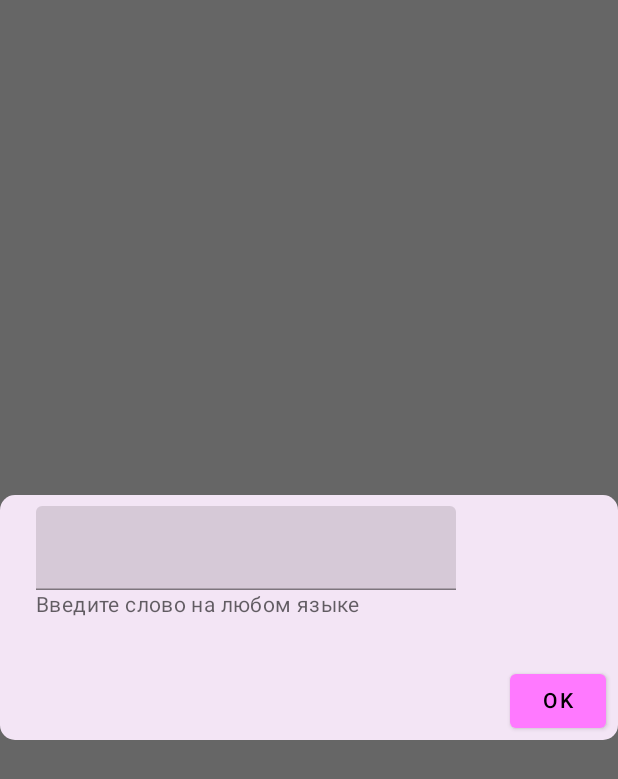
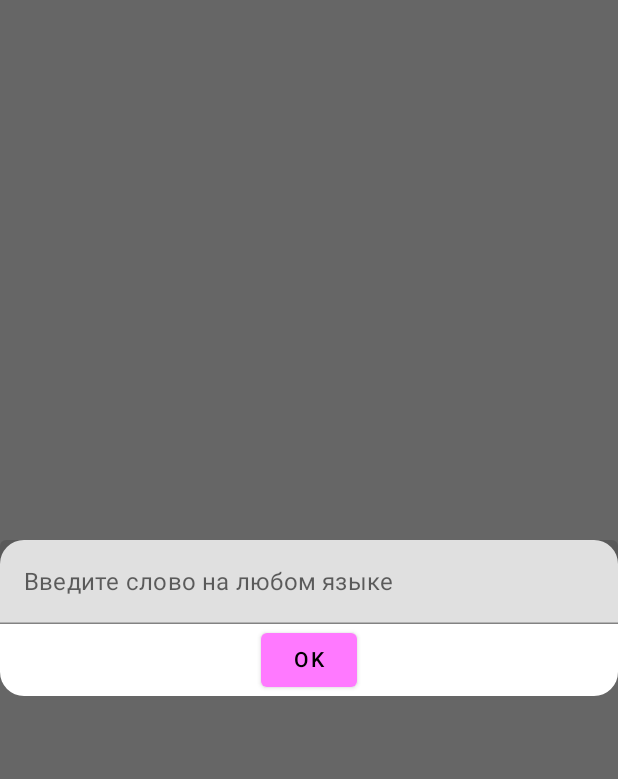
Before and after one commit to Aristman/PWT, an Android app built with Jetpack Compose: the composable SearchWordDialog shown on its own in the app's theme, on a phone screen of 412 x 824 dp. Shown: the top 779 px of the screen. Run offline under Robolectric (Android 15) with nearby library versions, the phone set to English and light mode, and no system bars; 3 statements that could not run were skipped.

Commit message:
minor changes

```diff
--- a/app/src/main/AndroidManifest.xml
+++ b/app/src/main/AndroidManifest.xml
@@ -16,7 +16,6 @@
         <activity
             android:name=".presentation.MainActivity"
             android:exported="true"
-            android:label="@string/title_activity_main"
             android:theme="@style/Theme.AppCompat.DayNight.NoActionBar">
             <intent-filter>
                 <action android:name="android.intent.action.MAIN" />
--- a/app/src/main/java/ru/marslab/pocketwordtranslator/di/NetworkModule.kt
+++ b/app/src/main/java/ru/marslab/pocketwordtranslator/di/NetworkModule.kt
@@ -27,7 +27,6 @@ internal object NetworkModule {
         PwtRetrofit.createRetrofit(client)
 
     @Provides
-    @Singleton
     fun provideOkHttpClient(): OkHttpClient =
         PwtOkHttp.createClient()
 
--- a/app/src/main/java/ru/marslab/pocketwordtranslator/presentation/screens/WordTranslationScreen.kt
+++ b/app/src/main/java/ru/marslab/pocketwordtranslator/presentation/screens/WordTranslationScreen.kt
@@ -1,12 +1,14 @@
 package ru.marslab.pocketwordtranslator.presentation.screens
 
 import androidx.compose.foundation.Image
+import androidx.compose.foundation.background
 import androidx.compose.foundation.layout.Box
 import androidx.compose.foundation.layout.fillMaxSize
 import androidx.compose.foundation.layout.padding
 import androidx.compose.foundation.lazy.LazyColumn
 import androidx.compose.foundation.lazy.items
 import androidx.compose.material.FloatingActionButton
+import androidx.compose.material.MaterialTheme
 import androidx.compose.runtime.Composable
 import androidx.compose.runtime.collectAsState
 import androidx.compose.runtime.getValue
@@ -76,7 +78,8 @@ fun WordTranslationScreen(
         }
         FloatingActionButton(
             onClick = { setVisibleSearchDialog(true) },
-            modifier = Modifier.padding(bottom = 24.dp, end = 24.dp)
+            modifier = Modifier.padding(bottom = 24.dp, end = 24.dp),
+            backgroundColor = MaterialTheme.colors.secondaryVariant
         ) {
             Image(
                 painter = painterResource(id = R.drawable.ic_baseline_search_24),
--- a/app/src/main/java/ru/marslab/pocketwordtranslator/presentation/viewmodels/SoundViewModelImpl.kt
+++ b/app/src/main/java/ru/marslab/pocketwordtranslator/presentation/viewmodels/SoundViewModelImpl.kt
@@ -12,6 +12,8 @@ import kotlinx.coroutines.launch
 import ru.marslab.pocketwordtranslator.domain.interactor.SoundInteractor
 import ru.marslab.pocketwordtranslator.presentation.model.AppViewState
 import javax.inject.Inject
+
+private const val LOAD_SOUND_ERROR = "Не получен файл озвучки"
 
 @HiltViewModel
 class SoundViewModelImpl @Inject constructor(
@@ -30,7 +32,7 @@ class SoundViewModelImpl @Inject constructor(
                 if (wordSound != null) {
                     _soundState.tryEmit(AppViewState.Success(wordSound))
                 } else {
-                    _soundState.tryEmit(AppViewState.Error(Throwable("Не получен файл озвучки")))
+                    _soundState.tryEmit(AppViewState.Error(Throwable(LOAD_SOUND_ERROR)))
                 }
             } catch (e: Exception) {
                 _soundState.tryEmit(AppViewState.Error(e))
--- a/app/src/main/java/ru/marslab/pocketwordtranslator/presentation/views/SearchWordDialog.kt
+++ b/app/src/main/java/ru/marslab/pocketwordtranslator/presentation/views/SearchWordDialog.kt
@@ -1,26 +1,47 @@
 package ru.marslab.pocketwordtranslator.presentation.views
 
+import androidx.compose.foundation.background
+import androidx.compose.foundation.layout.Arrangement
 import androidx.compose.foundation.layout.Column
+import androidx.compose.foundation.layout.Row
+import androidx.compose.foundation.layout.fillMaxWidth
 import androidx.compose.material.AlertDialog
 import androidx.compose.material.Button
+import androidx.compose.material.MaterialTheme
 import androidx.compose.material.Text
 import androidx.compose.material.TextField
 import androidx.compose.runtime.*
+import androidx.compose.ui.Modifier
 import androidx.compose.ui.res.stringResource
+import androidx.compose.ui.text.style.TextAlign
+import androidx.compose.ui.tooling.preview.Preview
+import androidx.compose.ui.window.Dialog
+import androidx.compose.ui.window.DialogProperties
 import ru.marslab.pocketwordtranslator.R
+import ru.marslab.pocketwordtranslator.presentation.theme.Shapes
 
 @Composable
 fun SearchWordDialog(setVisible: (Boolean) -> Unit, searchWord: (word: String) -> Unit) {
     var searchText by remember { mutableStateOf("") }
-    AlertDialog(
-        onDismissRequest = { },
-        text = {
-            Column {
-                TextField(value = searchText, onValueChange = { searchText = it })
-                Text(text = stringResource(id = R.string.word_enter_title))
-            }
+    Dialog(onDismissRequest = { }) {
+        Column(
+            Modifier.background(
+                color = MaterialTheme.colors.background,
+                shape = MaterialTheme.shapes.large
+            )
+        ) {
+            TextField(
+                value = searchText,
+                singleLine = true,
+                onValueChange = { searchText = it },
+                placeholder = {
+                    Text(
+                        text = stringResource(id = R.string.word_enter_title),
+                    )
                 },
-        confirmButton = {
+                modifier = Modifier.fillMaxWidth()
+            )
+            Row(Modifier.fillMaxWidth(), horizontalArrangement = Arrangement.Center) {
                 Button(onClick = {
                     searchWord(searchText)
                     setVisible(false)
@@ -28,5 +49,16 @@ fun SearchWordDialog(setVisible: (Boolean) -> Unit, searchWord: (word: String) -
                     Text(text = stringResource(id = R.string.ok))
                 }
             }
-    )
         }
+    }
+
+}
+
+@Preview(showBackground = true)
+@Composable
+fun SearchWordPreView() {
+    val (_, setVisible) = remember {
+        mutableStateOf(false)
+    }
+    SearchWordDialog(setVisible = setVisible, searchWord = {})
+}
```
Lines whose indentation alone changed are shown as unchanged.
